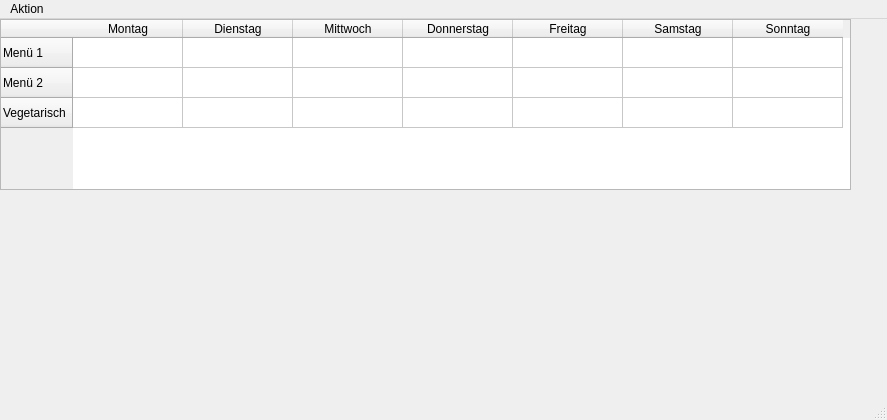
Before: the Qt Designer form cuedussmann.ui in euklid/cuedussmann, drawn with Qt 5.
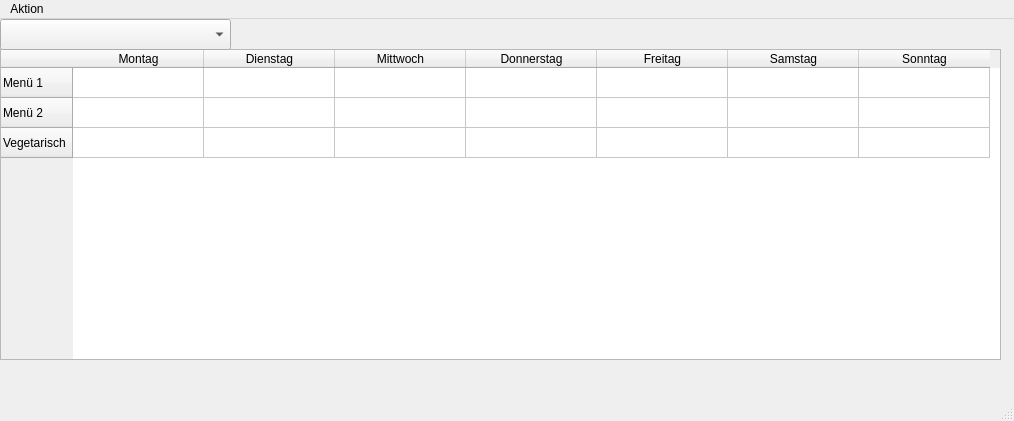
After: the same form once the commit is applied.

Commit message: now the startup initialization seems to be finished. you can choose between weeks and see whether you can't change food anymore or you can.

What changed in the file:
```diff
--- a/cuedussmann.ui
+++ b/cuedussmann.ui
@@ -6,10 +6,16 @@
    <rect>
     <x>0</x>
     <y>0</y>
-    <width>887</width>
-    <height>420</height>
+    <width>1014</width>
+    <height>421</height>
    </rect>
   </property>
+  <property name="sizePolicy">
+   <sizepolicy hsizetype="Preferred" vsizetype="Preferred">
+    <horstretch>1</horstretch>
+    <verstretch>1</verstretch>
+   </sizepolicy>
+  </property>
   <property name="windowTitle">
    <string>Cuedussmannbot</string>
   </property>
@@ -18,13 +24,13 @@
     <property name="geometry">
      <rect>
       <x>0</x>
-      <y>0</y>
-      <width>851</width>
-      <height>171</height>
+      <y>30</y>
+      <width>1001</width>
+      <height>311</height>
      </rect>
     </property>
     <property name="sizePolicy">
-     <sizepolicy hsizetype="Preferred" vsizetype="Preferred">
+     <sizepolicy hsizetype="Expanding" vsizetype="Expanding">
       <horstretch>1</horstretch>
       <verstretch>1</verstretch>
      </sizepolicy>
@@ -35,10 +41,10 @@
      </font>
     </property>
     <attribute name="horizontalHeaderDefaultSectionSize">
-     <number>110</number>
+     <number>131</number>
     </attribute>
     <attribute name="horizontalHeaderMinimumSectionSize">
-     <number>110</number>
+     <number>131</number>
     </attribute>
     <row>
      <property name="text">
@@ -142,7 +148,7 @@
     </column>
     <item row="0" column="0">
      <property name="text">
-      <string/>
+      <string> </string>
      </property>
      <property name="font">
       <font>
@@ -152,9 +158,117 @@
     </item>
     <item row="0" column="1">
      <property name="text">
-      <string/>
+      <string> </string>
      </property>
     </item>
+    <item row="0" column="2">
+     <property name="text">
+      <string> </string>
+     </property>
+    </item>
+    <item row="0" column="3">
+     <property name="text">
+      <string> </string>
+     </property>
+    </item>
+    <item row="0" column="4">
+     <property name="text">
+      <string> </string>
+     </property>
+    </item>
+    <item row="0" column="5">
+     <property name="text">
+      <string> </string>
+     </property>
+    </item>
+    <item row="0" column="6">
+     <property name="text">
+      <string> </string>
+     </property>
+    </item>
+    <item row="1" column="0">
+     <property name="text">
+      <string> </string>
+     </property>
+    </item>
+    <item row="1" column="1">
+     <property name="text">
+      <string> </string>
+     </property>
+    </item>
+    <item row="1" column="2">
+     <property name="text">
+      <string> </string>
+     </property>
+    </item>
+    <item row="1" column="3">
+     <property name="text">
+      <string> </string>
+     </property>
+    </item>
+    <item row="1" column="4">
+     <property name="text">
+      <string> </string>
+     </property>
+    </item>
+    <item row="1" column="5">
+     <property name="text">
+      <string> </string>
+     </property>
+    </item>
+    <item row="1" column="6">
+     <property name="text">
+      <string> </string>
+     </property>
+    </item>
+    <item row="2" column="0">
+     <property name="text">
+      <string> </string>
+     </property>
+    </item>
+    <item row="2" column="1">
+     <property name="text">
+      <string> </string>
+     </property>
+    </item>
+    <item row="2" column="2">
+     <property name="text">
+      <string> </string>
+     </property>
+    </item>
+    <item row="2" column="3">
+     <property name="text">
+      <string> </string>
+     </property>
+    </item>
+    <item row="2" column="4">
+     <property name="text">
+      <string> </string>
+     </property>
+    </item>
+    <item row="2" column="5">
+     <property name="text">
+      <string> </string>
+     </property>
+    </item>
+    <item row="2" column="6">
+     <property name="text">
+      <string> </string>
+     </property>
+    </item>
+   </widget>
+   <widget class="QComboBox" name="comboBox">
+    <property name="geometry">
+     <rect>
+      <x>0</x>
+      <y>0</y>
+      <width>231</width>
+      <height>31</height>
+     </rect>
+    </property>
+    <property name="currentIndex">
+     <number>-1</number>
+    </property>
    </widget>
   </widget>
   <widget class="QMenuBar" name="menuBar">
@@ -162,7 +276,7 @@
     <rect>
      <x>0</x>
      <y>0</y>
-     <width>887</width>
+     <width>1014</width>
      <height>27</height>
     </rect>
    </property>
```
Left out of the diff: 4 changed lines with no effect on the pictures. The commit also changes 2 other files.
